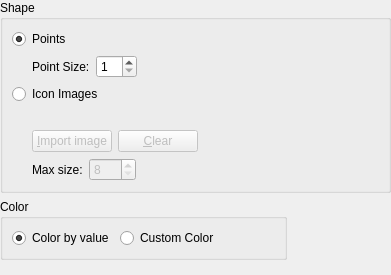
The window that libs/geodata/pointgroup/public/geodatapointgroup_displaysettingwidget.ui (i-RIC/prepost-gui) describes before a commit, drawn with Qt 5.
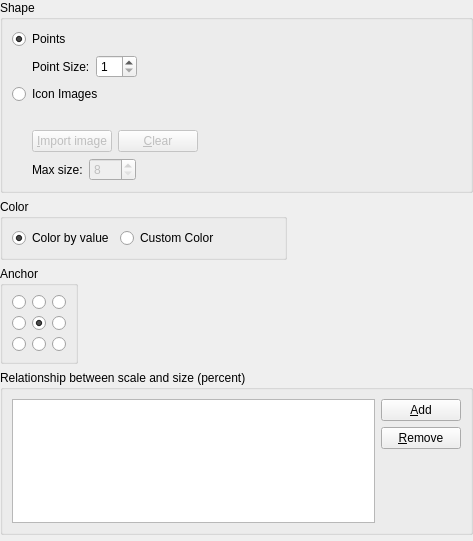
The same window after the commit. Custom widgets are drawn as their Qt base class.

Commit message: Bug fix: Mapper is not created in case complex grid type is defined at iedge or jedge. #1359

Diff of the .ui file:
```diff
--- a/libs/geodata/pointgroup/public/geodatapointgroup_displaysettingwidget.ui
+++ b/libs/geodata/pointgroup/public/geodatapointgroup_displaysettingwidget.ui
@@ -6,14 +6,14 @@
    <rect>
     <x>0</x>
     <y>0</y>
-    <width>391</width>
-    <height>275</height>
+    <width>473</width>
+    <height>541</height>
    </rect>
   </property>
   <property name="windowTitle">
    <string>Form</string>
   </property>
-  <layout class="QVBoxLayout" name="verticalLayout" stretch="0,0,0,1">
+  <layout class="QVBoxLayout" name="verticalLayout" stretch="0,0,0,1,0">
    <property name="spacing">
     <number>6</number>
    </property>
@@ -273,40 +273,182 @@
      </item>
     </layout>
    </item>
+   <item>
+    <layout class="QHBoxLayout" name="horizontalLayout_6">
+     <item>
+      <widget class="QGroupBox" name="anchorGroupBox">
+       <property name="title">
+        <string>Anchor</string>
+       </property>
+       <layout class="QGridLayout" name="gridLayout_2">
+        <item row="0" column="0">
+         <widget class="QRadioButton" name="anchorTopLeftRadioButton">
+          <property name="text">
+           <string/>
+          </property>
+         </widget>
+        </item>
+        <item row="0" column="1">
+         <widget class="QRadioButton" name="anchorTopRadioButton">
+          <property name="text">
+           <string/>
+          </property>
+         </widget>
+        </item>
+        <item row="0" column="2">
+         <widget class="QRadioButton" name="anchorTopRightRadioButton">
+          <property name="text">
+           <string/>
+          </property>
+         </widget>
+        </item>
+        <item row="1" column="0">
+         <widget class="QRadioButton" name="anchorLeftRadioButton">
+          <property name="text">
+           <string/>
+          </property>
+         </widget>
+        </item>
+        <item row="1" column="1">
+         <widget class="QRadioButton" name="anchorCenterRadioButton">
+          <property name="text">
+           <string/>
+          </property>
+          <property name="checked">
+           <bool>true</bool>
+          </property>
+         </widget>
+        </item>
+        <item row="1" column="2">
+         <widget class="QRadioButton" name="anchorRightRadioButton">
+          <property name="text">
+           <string/>
+          </property>
+         </widget>
+        </item>
+        <item row="2" column="0">
+         <widget class="QRadioButton" name="anchorBottomLeftRadioButton">
+          <property name="text">
+           <string/>
+          </property>
+         </widget>
+        </item>
+        <item row="2" column="1">
+         <widget class="QRadioButton" name="anchorBottomRadioButton">
+          <property name="text">
+           <string/>
+          </property>
+         </widget>
+        </item>
+        <item row="2" column="2">
+         <widget class="QRadioButton" name="anchorBottomRightRadioButton">
+          <property name="text">
+           <string/>
+          </property>
+         </widget>
+        </item>
+       </layout>
+      </widget>
+     </item>
+     <item>
+      <spacer name="horizontalSpacer">
+       <property name="orientation">
+        <enum>Qt::Horizontal</enum>
+       </property>
+       <property name="sizeHint" stdset="0">
+        <size>
+         <width>168</width>
+         <height>20</height>
+        </size>
+       </property>
+      </spacer>
+     </item>
+    </layout>
+   </item>
+   <item>
+    <widget class="QGroupBox" name="colorsGroupBox">
+     <property name="title">
+      <string>Relationship between scale and size (percent)</string>
+     </property>
+     <layout class="QVBoxLayout" name="verticalLayout_4">
+      <item>
+       <layout class="QHBoxLayout" name="horizontalLayout_8">
+        <item>
+         <widget class="QTableView" name="sizesTableView">
+          <property name="enabled">
+           <bool>true</bool>
+          </property>
+          <property name="minimumSize">
+           <size>
+            <width>350</width>
+            <height>0</height>
+           </size>
+          </property>
+          <property name="editTriggers">
+           <set>QAbstractItemView::AllEditTriggers</set>
+          </property>
+          <property name="selectionMode">
+           <enum>QAbstractItemView::ContiguousSelection</enum>
+          </property>
+          <property name="selectionBehavior">
+           <enum>QAbstractItemView::SelectRows</enum>
+          </property>
+         </widget>
+        </item>
+        <item>
+         <layout class="QVBoxLayout" name="verticalLayout_5">
+          <item>
+           <widget class="QPushButton" name="addButton">
+            <property name="text">
+             <string>&amp;Add</string>
+            </property>
+           </widget>
+          </item>
+          <item>
+           <widget class="QPushButton" name="removeButton">
+            <property name="text">
+             <string>&amp;Remove</string>
+            </property>
+           </widget>
+          </item>
+          <item>
+           <spacer name="verticalSpacer_2">
+            <property name="orientation">
+             <enum>Qt::Vertical</enum>
+            </property>
+            <property name="sizeHint" stdset="0">
+             <size>
+              <width>20</width>
+              <height>17</height>
+             </size>
+            </property>
+           </spacer>
+          </item>
+         </layout>
+        </item>
+       </layout>
+      </item>
+     </layout>
+    </widget>
+   </item>
    <item>
     <widget class="TransparencyWidget" name="transparencyWidget" native="true"/>
    </item>
-   <item>
-    <spacer name="verticalSpacer">
-     <property name="orientation">
-      <enum>Qt::Vertical</enum>
-     </property>
-     <property name="sizeType">
-      <enum>QSizePolicy::Minimum</enum>
-     </property>
-     <property name="sizeHint" stdset="0">
-      <size>
-       <width>20</width>
-       <height>0</height>
-      </size>
-     </property>
-    </spacer>
-   </item>
   </layout>
  </widget>
  <customwidgets>
-  <customwidget>
-   <class>ColorEditWidget</class>
-   <extends>QLabel</extends>
-   <header>guibase/widget/coloreditwidget.h</header>
-   <container>1</container>
-  </customwidget>
   <customwidget>
    <class>TransparencyWidget</class>
    <extends>QWidget</extends>
    <header>guibase/widget/transparencywidget.h</header>
    <container>1</container>
   </customwidget>
+  <customwidget>
+   <class>ColorEditWidget</class>
+   <extends>QLabel</extends>
+   <header>guibase/widget/coloreditwidget.h</header>
+   <container>1</container>
+  </customwidget>
   <customwidget>
    <class>TooltipLabel</class>
    <extends>QLabel</extends>
```
The commit also changes 15 other files.
